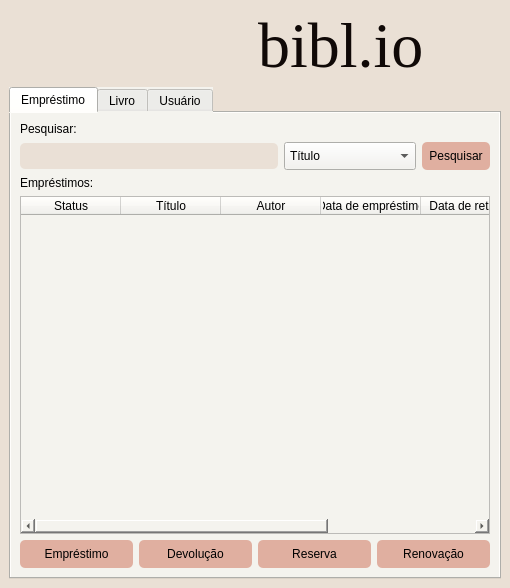
Old version of the form ui/main_ui.ui in the repository ThielG/Projeto_Final_Desenvolvimento_Desktop.
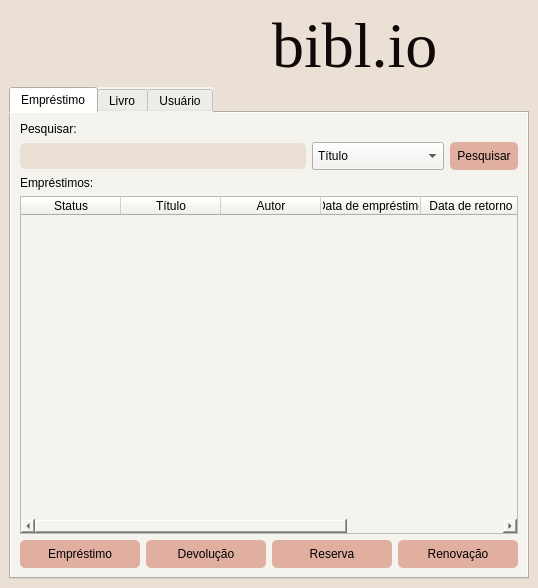
New version of the form. Icons and pictures are not drawn.

Commit message: add mouse hover to main.ui

Diff of the .ui file:
```diff
--- a/ui/main_ui.ui
+++ b/ui/main_ui.ui
@@ -6,7 +6,7 @@
    <rect>
     <x>0</x>
     <y>0</y>
-    <width>510</width>
+    <width>538</width>
     <height>588</height>
    </rect>
   </property>
@@ -144,10 +144,17 @@
                  <cursorShape>PointingHandCursor</cursorShape>
                 </property>
                 <property name="styleSheet">
-                 <string notr="true">background-color: rgb(224, 175, 160);
+                 <string notr="true">QPushButton {
+background-color: #e0afa0;
+font: 10pt &quot;Calibri&quot;;
 border: none;
 border-radius: 5px;
-padding: 7px;</string>
+padding: 7px;
+}
+
+QPushButton:hover {
+background-color:  #ca9e90;
+}</string>
                 </property>
                 <property name="text">
                  <string>Pesquisar</string>
@@ -222,11 +229,17 @@
                  <cursorShape>PointingHandCursor</cursorShape>
                 </property>
                 <property name="styleSheet">
-                 <string notr="true">background-color: rgb(224, 175, 160);
+                 <string notr="true">QPushButton {
+background-color: #e0afa0;
 font: 12pt &quot;Calibri&quot;;
 border: none;
 border-radius: 5px;
-padding: 7px 0;</string>
+padding: 7px 0;
+}
+
+QPushButton:hover {
+background-color:  #ca9e90;
+}</string>
                 </property>
                 <property name="text">
                  <string>Empréstimo</string>
@@ -239,11 +252,17 @@
                  <cursorShape>PointingHandCursor</cursorShape>
                 </property>
                 <property name="styleSheet">
-                 <string notr="true">background-color: rgb(224, 175, 160);
+                 <string notr="true">QPushButton {
+background-color: #e0afa0;
 font: 12pt &quot;Calibri&quot;;
 border: none;
 border-radius: 5px;
-padding: 7px 0;</string>
+padding: 7px 0;
+}
+
+QPushButton:hover {
+background-color:  #ca9e90;
+}</string>
                 </property>
                 <property name="text">
                  <string>Devolução</string>
@@ -256,11 +275,17 @@
                  <cursorShape>PointingHandCursor</cursorShape>
                 </property>
                 <property name="styleSheet">
-                 <string notr="true">background-color: rgb(224, 175, 160);
+                 <string notr="true">QPushButton {
+background-color: #e0afa0;
 font: 12pt &quot;Calibri&quot;;
 border: none;
 border-radius: 5px;
-padding: 7px 0;</string>
+padding: 7px 0;
+}
+
+QPushButton:hover {
+background-color:  #ca9e90;
+}</string>
                 </property>
                 <property name="text">
                  <string>Reserva</string>
@@ -273,11 +298,17 @@
                  <cursorShape>PointingHandCursor</cursorShape>
                 </property>
                 <property name="styleSheet">
-                 <string notr="true">background-color: rgb(224, 175, 160);
+                 <string notr="true">QPushButton {
+background-color: #e0afa0;
 font: 12pt &quot;Calibri&quot;;
 border: none;
 border-radius: 5px;
-padding: 7px 0;</string>
+padding: 7px 0;
+}
+
+QPushButton:hover {
+background-color:  #ca9e90;
+}</string>
                 </property>
                 <property name="text">
                  <string>Renovação</string>
```
Left out of the diff: 60 changed lines with no effect on the pictures.
